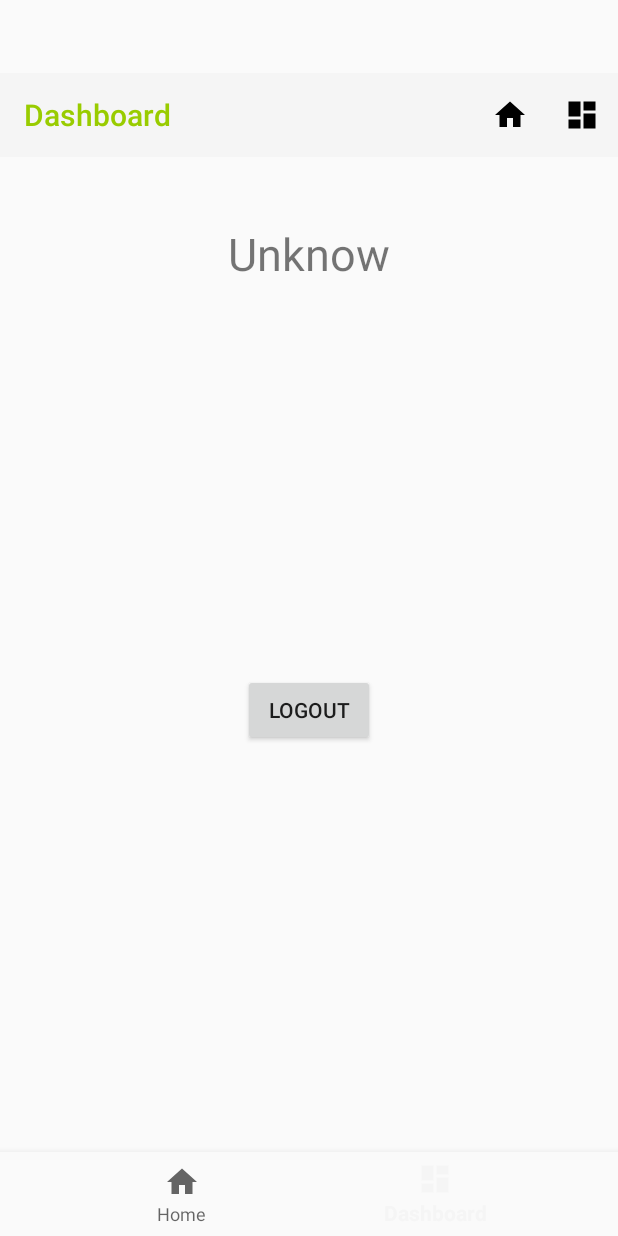
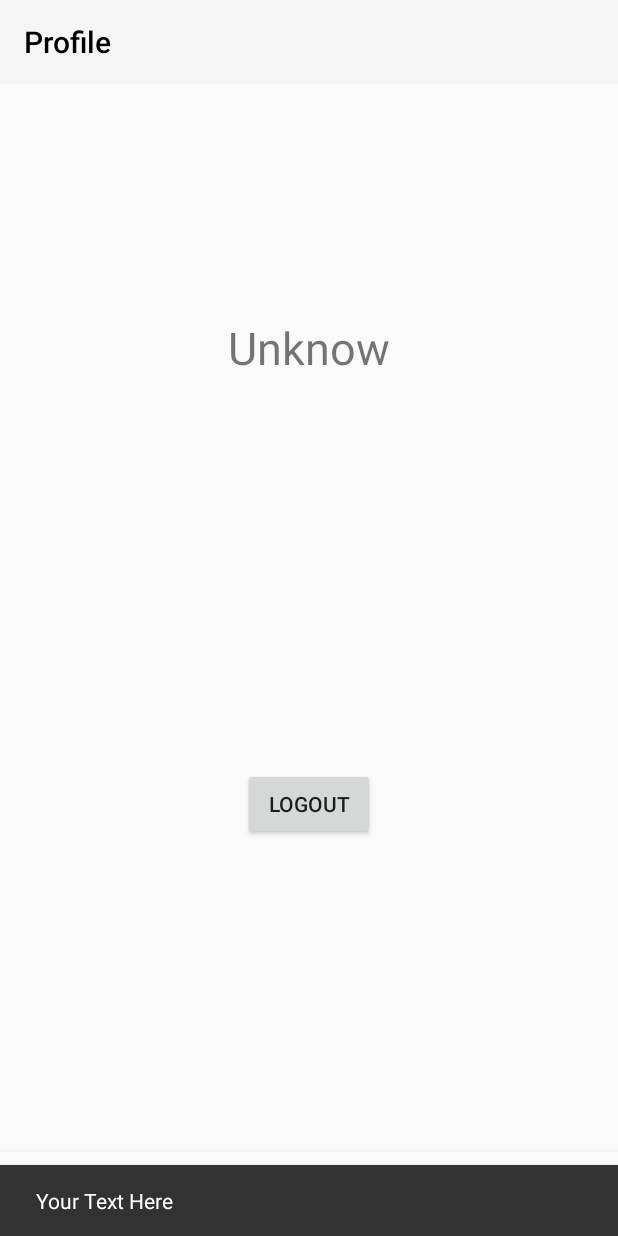
Before and after one commit to gillallifam/teste-Android, an Android app: the PerfilFragment screen opened through its navigation route, on a phone screen of 412 x 824 dp. Run offline under Robolectric (Android 15) with nearby library versions, the phone set to English and light mode, and no system bars; our stand-ins replace Volley, navigation-ui; pictures from the network do not load; 1 statement that could not run was skipped.

Commit message:
Snackbar for workmode.

```diff
--- a/app/src/main/AndroidManifest.xml
+++ b/app/src/main/AndroidManifest.xml
@@ -3,6 +3,7 @@
     package="com.example.testeandroid">
 
 
+    <uses-permission android:name="android.permission.ACCESS_NETWORK_STATE" />
     <uses-permission android:name="android.permission.CAMERA" />
     <uses-feature android:name="android.hardware.camera" />
     <uses-feature android:name="android.hardware.camera.autofocus" />
--- a/app/src/main/java/com/example/testeandroid/MainActivity.java
+++ b/app/src/main/java/com/example/testeandroid/MainActivity.java
@@ -1,6 +1,5 @@
 package com.example.testeandroid;
 
-import android.Manifest;
 import android.content.Intent;
 import android.content.SharedPreferences;
 import android.os.Bundle;
@@ -8,10 +7,10 @@ import android.view.Menu;
 
 import com.example.testeandroid.model.Movie;
 import com.google.android.material.bottomnavigation.BottomNavigationView;
+import com.google.android.material.snackbar.Snackbar;
 
 import androidx.appcompat.app.AppCompatActivity;
 import androidx.appcompat.widget.Toolbar;
-import androidx.core.app.ActivityCompat;
 import androidx.navigation.NavController;
 import androidx.navigation.Navigation;
 import androidx.navigation.ui.AppBarConfiguration;
@@ -21,6 +20,8 @@ public class MainActivity extends AppCompatActivity {
 
     SharedPreferences prefs;
     SharedPreferences.Editor editor;
+    boolean workonline;
+    Menu menu;
 
     @Override
     protected void onCreate(Bundle savedInstanceState) {
@@ -43,28 +44,50 @@ public class MainActivity extends AppCompatActivity {
         //System.out.println("USER: "+prefs.getString("username",""));
         //System.out.println("IMG: " + prefs.getString("userimage", ""));
 
-        ActivityCompat.requestPermissions(MainActivity.this,
+        /*ActivityCompat.requestPermissions(MainActivity.this,
                 new String[]{Manifest.permission.READ_EXTERNAL_STORAGE},
-                1);
+                1);*/
 
         if (prefs.getString("firsttime", "yes").equals("yes")) {
             Intent intent = new Intent(this, RegisterActivity.class);
             startActivity(intent);
         }
+
+        if (SUtil.isOnline(this)) {
+            workonline = true;
+            Snackbar.make(findViewById(R.id.container),"Your Text Here",Snackbar.LENGTH_SHORT).show();
+            System.out.println("Working online");
+        } else {
+            workonline = false;
+            System.out.println("Working offline");
+        }
+    }
+
+    @Override
+    protected void onResume() {
+        super.onResume();
         BottomNavigationView navView = findViewById(R.id.nav_view);
         AppBarConfiguration appBarConfiguration = new AppBarConfiguration.Builder(
-                R.id.navigation_home, R.id.navigation_dashboard)
-                .build();
+                R.id.navigation_movie, R.id.navigation_perfil).build();
         NavController navController = Navigation.findNavController(this, R.id.nav_host_fragment);
         NavigationUI.setupActionBarWithNavController(this, navController, appBarConfiguration);
         NavigationUI.setupWithNavController(navView, navController);
     }
 
+    public boolean workMode() {
+        return workonline;
+    }
+
     @Override
     public boolean onCreateOptionsMenu(Menu menu) {
-        // Inflate the menu; this adds items to the action bar if it is present.
+        System.out.println("onCreateOptionsMenu");
+        this.menu = menu;
         getMenuInflater().inflate(R.menu.menu_main, menu);
         return true;
+    }
+
+    public Menu getMenu() {
+        return menu;
     }
 
     public void restart() {
--- a/app/src/main/java/com/example/testeandroid/ui/dashboard/PerfilFragment.java
+++ b/app/src/main/java/com/example/testeandroid/ui/dashboard/PerfilFragment.java
@@ -8,6 +8,8 @@ import android.graphics.Bitmap;
 import android.graphics.BitmapFactory;
 import android.os.Bundle;
 import android.view.LayoutInflater;
+import android.view.Menu;
+import android.view.MenuItem;
 import android.view.View;
 import android.view.ViewGroup;
 import android.widget.Button;
@@ -17,6 +19,7 @@ import android.widget.TextView;
 import androidx.annotation.Nullable;
 import androidx.annotation.NonNull;
 import androidx.appcompat.app.AlertDialog;
+import androidx.appcompat.widget.Toolbar;
 import androidx.fragment.app.Fragment;
 import androidx.lifecycle.Observer;
 import androidx.lifecycle.ViewModelProviders;
@@ -32,12 +35,17 @@ public class PerfilFragment extends Fragment {
 
     SharedPreferences prefs;
     SharedPreferences.Editor editor;
+    Menu menu;
 
 
     public View onCreateView(@NonNull LayoutInflater inflater, ViewGroup container, Bundle savedInstanceState) {
         View root = inflater.inflate(R.layout.fragment_dashboard, container, false);
         prefs = getActivity().getSharedPreferences("prefs", MODE_PRIVATE);
         editor = prefs.edit();
+        Toolbar toolbar = getActivity().findViewById(R.id.maintoolbar);
+        //toolbar.setVisibility(View.GONE);
+        toolbar.setTitle("Profile");
+        prepareMenu();
         TextView tv = root.findViewById(R.id.tvUserName);
         tv.setText(prefs.getString("username", "Unknow"));
         Bitmap bitmap = BitmapFactory.decodeFile(prefs.getString("userimage", ""));
@@ -79,6 +87,14 @@ public class PerfilFragment extends Fragment {
         return root;
     }
 
+    private void prepareMenu() {
+        this.menu = ((MainActivity) getActivity()).getMenu();
+        MenuItem item = menu.findItem(R.id.menuSearch);
+        item.setVisible(false);
+        item = menu.findItem(R.id.menuListChange);
+        item.setVisible(false);
+    }
+
     @Override
     public void onAttach(Context context) {
         super.onAttach(context);
--- a/app/src/main/java/com/example/testeandroid/ui/home/MovieFragment.java
+++ b/app/src/main/java/com/example/testeandroid/ui/home/MovieFragment.java
@@ -1,20 +1,16 @@
 package com.example.testeandroid.ui.home;
 
-import android.app.Activity;
-import android.content.Context;
+import android.content.SharedPreferences;
 import android.os.Bundle;
 import android.view.LayoutInflater;
+import android.view.Menu;
+import android.view.MenuItem;
 import android.view.View;
 import android.view.ViewGroup;
-import android.view.WindowManager;
-import android.widget.TextView;
-import android.widget.Toast;
 
-import androidx.annotation.Nullable;
 import androidx.annotation.NonNull;
+import androidx.appcompat.widget.Toolbar;
 import androidx.fragment.app.Fragment;
-import androidx.lifecycle.Observer;
-import androidx.lifecycle.ViewModelProviders;
 import androidx.recyclerview.widget.DividerItemDecoration;
 import androidx.recyclerview.widget.LinearLayoutManager;
 import androidx.recyclerview.widget.RecyclerView;
@@ -24,53 +20,97 @@ import com.android.volley.Request;
 import com.android.volley.RequestQueue;
 import com.android.volley.Response;
 import com.android.volley.VolleyError;
-import com.android.volley.toolbox.JsonArrayRequest;
 import com.android.volley.toolbox.JsonObjectRequest;
 import com.android.volley.toolbox.Volley;
+import com.example.testeandroid.MainActivity;
 import com.example.testeandroid.R;
 import com.example.testeandroid.adapter.MainRecyclerViewAdapter;
 import com.example.testeandroid.model.Movie;
+import com.google.gson.Gson;
+import com.google.gson.reflect.TypeToken;
 
 import org.json.JSONArray;
 import org.json.JSONException;
 import org.json.JSONObject;
 
+import java.lang.reflect.Type;
 import java.util.ArrayList;
 import java.util.HashMap;
-import java.util.Iterator;
+
+import static android.content.Context.MODE_PRIVATE;
 
 public class MovieFragment extends Fragment {
 
+    SharedPreferences prefs;
+    SharedPreferences.Editor editor;
     private RecyclerView mainRecyclerView;
     private MainRecyclerViewAdapter adapter;
-    private ArrayList<Movie> allMovies;
+    private ArrayList<Movie> showingMovies;
+    private HashMap<String, Movie> offlineMovies;
     private RequestQueue queueData;
     private DefaultRetryPolicy retryPolicy;
     private String apikey = "25606ec67d22aa33004f509cbd5ee440";
+    private Menu menu;
+    private Gson gson;
 
     public View onCreateView(@NonNull LayoutInflater inflater, ViewGroup container, Bundle savedInstanceState) {
         View rootView = inflater.inflate(R.layout.fragment_home, container, false);
+        Toolbar toolbar = getActivity().findViewById(R.id.maintoolbar);
+        toolbar.setTitle("Movies");
+        prepareMenu();
+        prefs = getActivity().getSharedPreferences("prefs", MODE_PRIVATE);
+        editor = prefs.edit();
+        gson = new Gson();
         this.queueData = Volley.newRequestQueue(getActivity());
-        allMovies = new ArrayList<>();
+        showingMovies = new ArrayList<>();
+        Type type = new TypeToken<HashMap<String, Movie>>() {
+        }.getType();
+        offlineMovies = gson.fromJson(prefs.getString("offlinemovies", "[]"), type);
+        //System.out.println("*************************************" + offlineMovies);
         mainRecyclerView = rootView.findViewById(R.id.mainRecyclerview);
         LinearLayoutManager lm = new LinearLayoutManager(getActivity());
         DividerItemDecoration dividerItemDecoration = new DividerItemDecoration(mainRecyclerView.getContext(),
                 lm.getOrientation());
         mainRecyclerView.addItemDecoration(dividerItemDecoration);
         mainRecyclerView.setLayoutManager(lm);
-        adapter = new MainRecyclerViewAdapter(getActivity(), allMovies);
+        adapter = new MainRecyclerViewAdapter(getActivity(), showingMovies);
         mainRecyclerView.setAdapter(adapter);
         retryPolicy = new DefaultRetryPolicy(
                 10000, 5, 2f);
-        requestMovies(1);
+        requestPageMovies(1);
         return rootView;
+    }
+
+    @Override
+    public void onResume() {
+        super.onResume();
+        //prepareMenu();
+    }
+
+    private void prepareMenu() {
+
+        new android.os.Handler().postDelayed(
+                new Runnable() {
+                    public void run() {
+                        menu = ((MainActivity) getActivity()).getMenu();
+                        MenuItem item = menu.findItem(R.id.menuSearch);
+                        item.setVisible(true);
+                        item = menu.findItem(R.id.menuListChange);
+                        item.setVisible(true);
+                        Toolbar toolbar = getActivity().findViewById(R.id.maintoolbar);
+                        toolbar.setVisibility(View.VISIBLE);
+                    }
+                },
+                500);
     }
 
     private void searchMovies(String name) {
 
     }
 
-    private void requestMovies(int page) {
+    private void requestPageMovies(int page) {
+        showingMovies.clear();
+        if (((MainActivity) getActivity()).workMode()) {
             String url = "https://api.themoviedb.org/3/movie/popular?api_key=" + apikey + "&language=pt&page=" + page;
             JsonObjectRequest request = new JsonObjectRequest(Request.Method.GET, url, null,
                     new Response.Listener<JSONObject>() {
@@ -81,8 +121,11 @@ public class MovieFragment extends Fragment {
                                 for (int i = 0; i < rst.length(); i++) {
                                     JSONObject m = rst.getJSONObject(i);
                                     Movie movie = new Movie(m.getString("id"), m.getString("title"));
-                                allMovies.add(movie);
+                                    showingMovies.add(movie);
+                                    offlineMovies.put(m.getString("id"), movie);
                                 }
+                                editor.putString("offlinemovies", gson.toJson(offlineMovies));
+                                editor.commit();
                                 adapter.notifyDataSetChanged();
                             } catch (JSONException e) {
                                 e.printStackTrace();
@@ -97,8 +140,13 @@ public class MovieFragment extends Fragment {
                     }
             );
             request.setRetryPolicy(retryPolicy);
-        request.setTag("requestMovies");
+            request.setTag("requestPageMovies");
             queueData.add(request);
+        } else {
+            showingMovies.addAll(offlineMovies.values());
+            adapter.notifyDataSetChanged();
         }
 
     }
+
+}
--- a/app/src/main/res/layout/activity_main.xml
+++ b/app/src/main/res/layout/activity_main.xml
@@ -10,13 +10,13 @@
     <androidx.appcompat.widget.Toolbar
         android:id="@+id/maintoolbar"
         android:layout_width="match_parent"
-        android:layout_height="wrap_content"
+        android:layout_height="?attr/actionBarSize"
         android:background="?attr/colorPrimary"
         android:minHeight="?attr/actionBarSize"
         app:layout_constraintEnd_toEndOf="parent"
         app:layout_constraintStart_toStartOf="parent"
-        app:layout_constraintTop_toTopOf="@+id/nav_host_fragment"
-        app:titleTextColor="@android:color/holo_green_light" />
+        app:layout_constraintTop_toTopOf="parent"
+        app:titleTextColor="@android:color/black" />
 
     <com.google.android.material.bottomnavigation.BottomNavigationView
         android:id="@+id/nav_view"
@@ -34,13 +34,13 @@
         android:id="@+id/nav_host_fragment"
         android:name="androidx.navigation.fragment.NavHostFragment"
         android:layout_width="match_parent"
-        android:layout_height="671dp"
+        android:layout_height="603dp"
+        android:layout_marginTop="1dp"
         app:defaultNavHost="true"
-        app:layout_constraintBottom_toTopOf="@id/nav_view"
+        app:layout_constraintBottom_toTopOf="@+id/nav_view"
         app:layout_constraintEnd_toEndOf="parent"
-        app:layout_constraintHorizontal_bias="0.492"
         app:layout_constraintStart_toStartOf="parent"
-        app:layout_constraintTop_toTopOf="parent"
+        app:layout_constraintTop_toBottomOf="@+id/maintoolbar"
         app:navGraph="@navigation/mobile_navigation" />
 
 </androidx.constraintlayout.widget.ConstraintLayout>
--- a/app/src/main/res/menu/bottom_nav_menu.xml
+++ b/app/src/main/res/menu/bottom_nav_menu.xml
@@ -2,12 +2,12 @@
 <menu xmlns:android="http://schemas.android.com/apk/res/android">
 
     <item
-        android:id="@+id/navigation_home"
+        android:id="@+id/navigation_movie"
         android:icon="@drawable/ic_home_black_24dp"
         android:title="@string/title_home" />
 
     <item
-        android:id="@+id/navigation_dashboard"
+        android:id="@+id/navigation_perfil"
         android:icon="@drawable/ic_dashboard_black_24dp"
         android:title="@string/title_dashboard" />
 
--- a/app/src/main/res/menu/menu_main.xml
+++ b/app/src/main/res/menu/menu_main.xml
@@ -1,13 +1,13 @@
 <menu xmlns:android="http://schemas.android.com/apk/res/android"
     xmlns:app="http://schemas.android.com/apk/res-auto">
     <item
-        android:id="@+id/miCompose"
+        android:id="@+id/menuSearch"
         android:icon="@drawable/ic_home_black_24dp"
         app:showAsAction="ifRoom"
         android:title="Compose">
     </item>
     <item
-        android:id="@+id/miProfile"
+        android:id="@+id/menuListChange"
         android:icon="@drawable/ic_dashboard_black_24dp"
         app:showAsAction="ifRoom|withText"
         android:title="Profile">
--- a/app/src/main/res/navigation/mobile_navigation.xml
+++ b/app/src/main/res/navigation/mobile_navigation.xml
@@ -3,16 +3,16 @@
     xmlns:app="http://schemas.android.com/apk/res-auto"
     xmlns:tools="http://schemas.android.com/tools"
     android:id="@+id/mobile_navigation"
-    app:startDestination="@+id/navigation_home">
+    app:startDestination="@+id/navigation_movie">
 
     <fragment
-        android:id="@+id/navigation_home"
+        android:id="@+id/navigation_movie"
         android:name="com.example.testeandroid.ui.home.MovieFragment"
         android:label="@string/title_home"
         tools:layout="@layout/fragment_home" />
 
     <fragment
-        android:id="@+id/navigation_dashboard"
+        android:id="@+id/navigation_perfil"
         android:name="com.example.testeandroid.ui.dashboard.PerfilFragment"
         android:label="@string/title_dashboard"
         tools:layout="@layout/fragment_dashboard" />
```
Also changed, not shown: app/src/main/java/com/example/testeandroid/SUtil.java (renamed from app/src/main/java/com/example/testeandroid/LUtil.java, +13 -50 lines). Lines whose indentation alone changed are shown as unchanged.
